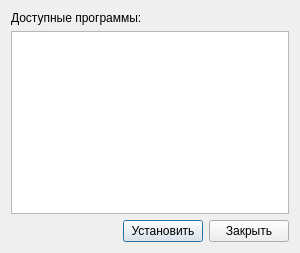
This is src/forms/installdialog.ui in Vortm4x/netemul as Qt 5 draws it before an edit. The edited form follows.
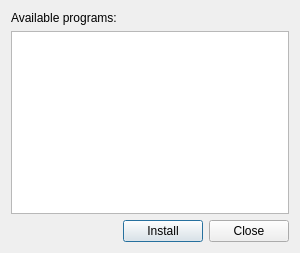
This is the edited form. Icons and pictures are not drawn.

Patch:
```diff
--- a/src/forms/installdialog.ui
+++ b/src/forms/installdialog.ui
@@ -25,7 +25,7 @@
      <item>
       <widget class="QLabel" name="label">
        <property name="text">
-        <string>Доступные программы:</string>
+        <string>Available programs: </string>
        </property>
       </widget>
      </item>
@@ -52,7 +52,7 @@
      <item>
       <widget class="QPushButton" name="btn_install">
        <property name="text">
-        <string>Установить</string>
+        <string>Install</string>
        </property>
        <property name="icon">
         <iconset resource="../../netemul.qrc">
@@ -63,7 +63,7 @@
      <item>
       <widget class="QPushButton" name="btn_close">
        <property name="text">
-        <string>Закрыть</string>
+        <string>Close</string>
        </property>
        <property name="icon">
         <iconset resource="../../netemul.qrc">
```
Left out of the diff: 10 changed lines with no effect on the pictures.
